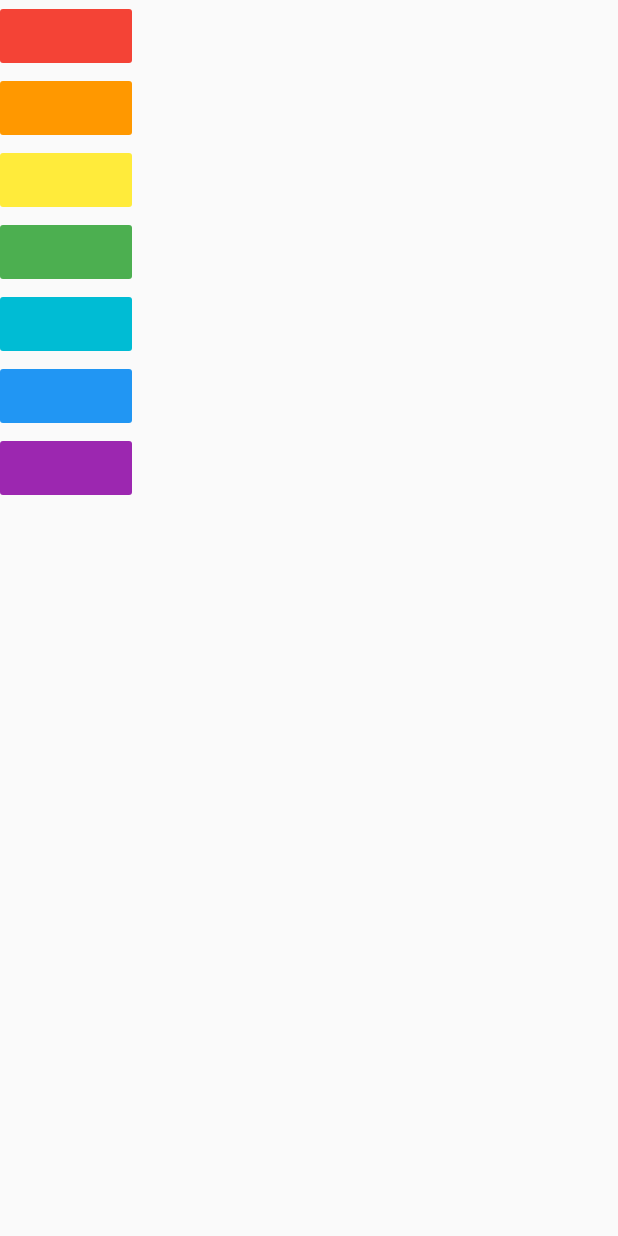
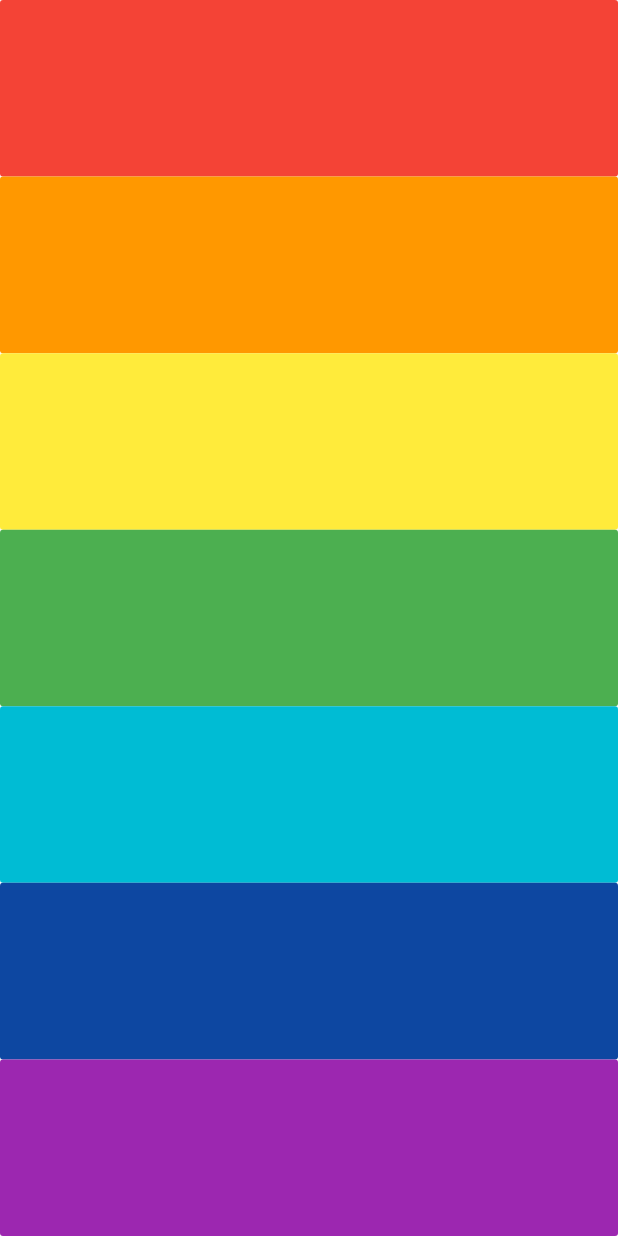
Before and after one commit to kambarovee/xylophone-app, a Flutter app: the screen it shows after launch, on a phone screen of 412 x 824 dp. Run offline on Flutter 3.47's test engine with Material 2 defaults, Android fonts, the phone set to English and light mode, and no system bars; our stand-ins replace audioplayers.

Commit message:
Updated UI

```diff
--- a/lib/main.dart
+++ b/lib/main.dart
@@ -7,9 +7,16 @@ void main() {
 }
 
 class XylophoneApp extends StatelessWidget {
-  void clickButton(int position) {
-    final player = AudioCache();
-    player.play('note$position.wav');
+  clickBtn({int position, Color color}) {
+    return Expanded(
+      child: FlatButton(
+        color: color,
+        onPressed: () {
+          final player = AudioCache();
+          player.play('note$position.wav');
+        },
+      ),
+    );
   }
 
   @override
@@ -18,49 +25,15 @@ class XylophoneApp extends StatelessWidget {
       home: Scaffold(
         body: SafeArea(
           child: Column(
+            crossAxisAlignment: CrossAxisAlignment.stretch,
             children: [
-              FlatButton(
-                onPressed: () {
-                  clickButton(1);
-                },
-                color: Colors.red,
-              ),
-              FlatButton(
-                onPressed: () {
-                  clickButton(2);
-                },
-                color: Colors.orange,
-              ),
-              FlatButton(
-                onPressed: () {
-                  clickButton(3);
-                },
-                color: Colors.yellow,
-              ),
-              FlatButton(
-                onPressed: () {
-                  clickButton(4);
-                },
-                color: Colors.green,
-              ),
-              FlatButton(
-                onPressed: () {
-                  clickButton(5);
-                },
-                color: Colors.cyan,
-              ),
-              FlatButton(
-                onPressed: () {
-                  clickButton(6);
-                },
-                color: Colors.blue,
-              ),
-              FlatButton(
-                onPressed: () {
-                  clickButton(7);
-                },
-                color: Colors.purple,
-              ),
+              clickBtn(position: 1, color: Colors.red),
+              clickBtn(position: 2, color: Colors.orange),
+              clickBtn(position: 3, color: Colors.yellow),
+              clickBtn(position: 4, color: Colors.green),
+              clickBtn(position: 5, color: Colors.cyan),
+              clickBtn(position: 6, color: Colors.blue[900]),
+              clickBtn(position: 7, color: Colors.purple),
             ],
           ),
         ),
```
